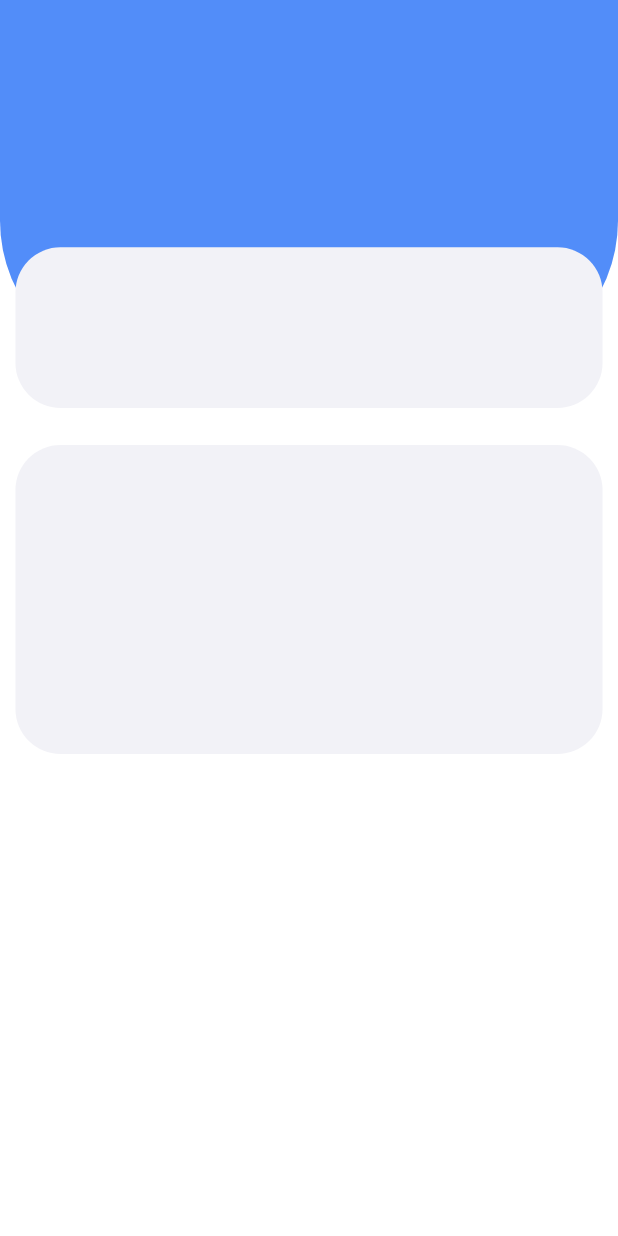
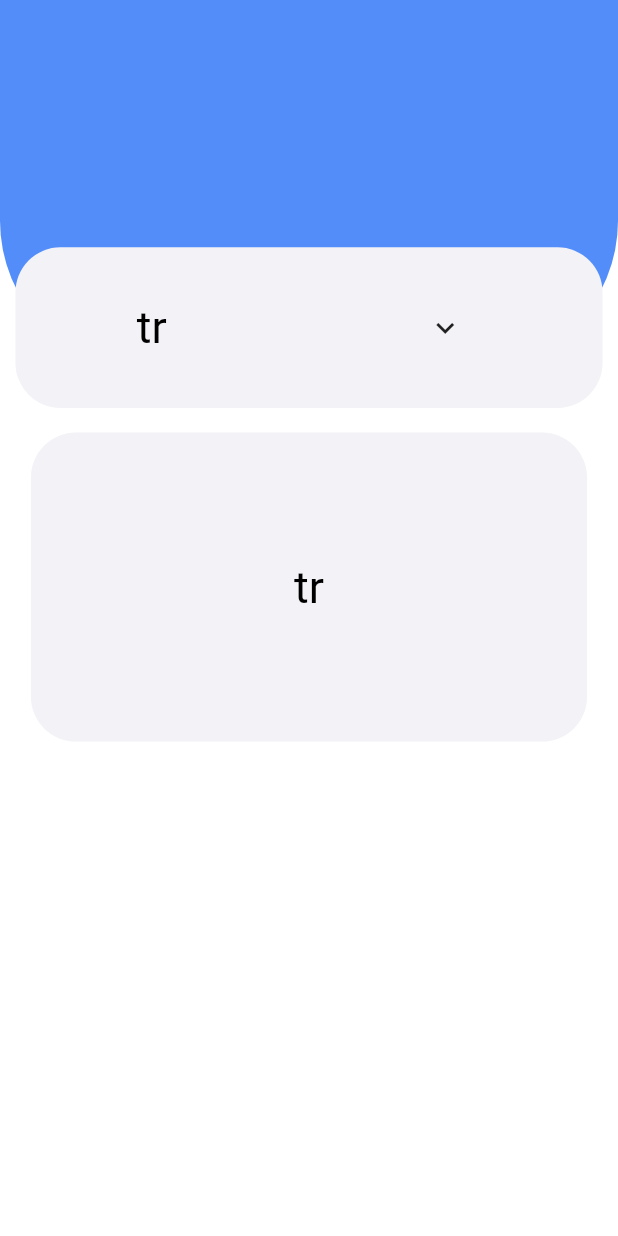
Before and after one commit to ilknurdondurma/BTWlate-Translate, a Flutter app: the screen it shows after launch, on a phone screen of 412 x 824 dp. Run offline on Flutter 3.47's test engine with Material 2 defaults, Android fonts, the phone set to English and light mode, and no system bars; our stand-ins replace get.

Commit message:
new commit

```diff
--- /dev/null
+++ b/lib/controller/translatePageController.dart
@@ -0,0 +1,116 @@
+import 'package:flutter/material.dart';
+
+class InputLangController extends StatefulWidget {
+  final Function(String) onSelected1;
+
+  const InputLangController({
+    super.key,
+    required this.onSelected1
+});
+  static List<PopupMenuEntry<String>> menuEntriesInput = [
+    PopupMenuItem<String>(
+      value: 'tr',
+      child: Text('TÜRKÇE'),
+    ),
+    PopupMenuItem<String>(
+      value: 'en',
+      child: Text('İNGİLİZCE'),
+    ),
+    PopupMenuItem<String>(
+      value: 'de',
+      child: Text('ALMANCA'),
+    ),
+    PopupMenuItem<String>(
+      value: 'fr',
+      child: Text('FRANSIZCA'),
+    ),
+    PopupMenuItem<String>(
+      value: 'es',
+      child: Text('İSPANYOLCA'),
+    ),
+    PopupMenuItem<String>(
+      value: 'la',
+      child: Text('LATİNCE'),
+    ),
+    PopupMenuItem<String>(
+      value: 'ru',
+      child: Text('RUSÇA'),
+    ),
+    PopupMenuItem<String>(
+      value: 'ar',
+      child: Text('ARAPÇA'),
+    ),
+    PopupMenuItem<String>(
+      value: 'zc',
+      child: Text('ÇİNCE'),
+    )
+  ];
+  @override
+  State<InputLangController> createState() => _InputLangControllerState();
+}
+
+class _InputLangControllerState extends State<InputLangController> {
+
+  late Function onSelected1;
+  @override
+  Widget build(BuildContext context) {
+    return PopupMenuButton<String>(
+      icon: Icon(Icons.keyboard_arrow_down_outlined),
+      itemBuilder: (BuildContext context) {
+        return InputLangController.menuEntriesInput;
+      },
+      onSelected: (selectedValue) => widget.onSelected1(selectedValue),
+    );
+  }
+}
+abstract class OutputLangController extends StatelessWidget {
+  static List<PopupMenuEntry<String>> menuEntriesOutput = [
+    PopupMenuItem<String>(
+      value: 'tr',
+      child: Text('TÜRKÇE'),
+    ),
+    PopupMenuItem<String>(
+      value: 'en',
+      child: Text('İNGİLİZCE'),
+    ),
+    PopupMenuItem<String>(
+      value: 'de',
+      child: Text('ALMANCA'),
+    ),
+    PopupMenuItem<String>(
+      value: 'fr',
+      child: Text('FRANSIZCA'),
+    ),
+    PopupMenuItem<String>(
+      value: 'es',
+      child: Text('İSPANYOLCA'),
+    ),
+    PopupMenuItem<String>(
+      value: 'la',
+      child: Text('LATİNCE'),
+    ),
+    PopupMenuItem<String>(
+      value: 'ru',
+      child: Text('RUSÇA'),
+    ),
+    PopupMenuItem<String>(
+      value: 'ar',
+      child: Text('ARAPÇA'),
+    ),
+    PopupMenuItem<String>(
+      value: 'zc',
+      child: Text('ÇİNCE'),
+    )
+  ];// menu içerik listesi
+
+  @override
+  Widget build(BuildContext context) {
+    return PopupMenuButton<String>(
+      icon: Icon(Icons.keyboard_arrow_down_outlined),
+      itemBuilder: (BuildContext context) {
+        return menuEntriesOutput;
+      },
+      onSelected: (String selectedValue) => null,
+    );
+  }
+}
--- a/lib/screens/login.dart
+++ b/lib/screens/login.dart
@@ -1,10 +1,4 @@
-import 'package:btwlate/ui/helper/uiSizeHelper.dart';
-import 'package:btwlate/ui/helper/uiSpaceHelper.dart';
-import 'package:btwlate/ui/styles/decorationStyles.dart';
 import 'package:flutter/material.dart';
-
-import '../ui/helper/uiColorsHelper.dart';
-import '../ui/styles/generalThemeWidgetStyle.dart';
 
 class loginPage extends StatefulWidget {
   const loginPage({Key? key}) : super(key: key);
@@ -16,23 +10,6 @@ class loginPage extends StatefulWidget {
 class _loginPageState extends State<loginPage> {
   @override
   Widget build(BuildContext context) {
-    return Scaffold(
-      backgroundColor: UIColorsHelper.light_Background,
-      body: Column(
-        children: [
-          generalThemeWidgetStyle(),
-          SizedBox(
-            height: UISpaceHelper.dynamicHeight(context, UISizeHelper.seperateHeight_gh_t1),
-          ),
-          Container(
-            alignment: Alignment.center,
-            //grinin genişlik ve yukseklik oranları
-            width: UISpaceHelper.dynamicWidth(context, UISizeHelper.smallHeaderWidth),
-            height: UISpaceHelper.dynamicHeight(context, UISizeHelper.translateBox1Height),
-            decoration: UIDecorationStyles.translateBoxContainerStyle,
-          ),
-        ],
-      ),
-    );
+    return Scaffold();
   }
 }
--- a/lib/screens/splash.dart
+++ b/lib/screens/splash.dart
@@ -1,10 +1,9 @@
+import 'package:btwlate/screens/translate.dart';
 import 'package:btwlate/ui/helper/uiColorsHelper.dart';
 import 'package:btwlate/ui/helper/uiTextHelper.dart';
 import 'package:btwlate/ui/styles/textStyles.dart';
 import 'package:flutter/material.dart';
-import 'package:get/get.dart';
 
-import 'login.dart';
 
 
 class splashPage extends StatefulWidget {
@@ -24,7 +23,7 @@ class _splashPageState extends State<splashPage> with SingleTickerProviderStateM
         const Duration(seconds: 3),
             () => Navigator.pushReplacement(
           context,
-          MaterialPageRoute(builder: (context) => loginPage()),
+          MaterialPageRoute(builder: (context) => translatePage()),
         ));
 
     _controller = AnimationController(
--- a/lib/screens/translate.dart
+++ b/lib/screens/translate.dart
@@ -0,0 +1,66 @@
+import 'package:btwlate/ui/styles/textStyles.dart';
+import 'package:flutter/material.dart';
+import 'package:btwlate/ui/helper/uiSizeHelper.dart';
+import 'package:btwlate/ui/helper/uiSpaceHelper.dart';
+import 'package:btwlate/ui/styles/decorationStyles.dart';
+import 'package:get/get.dart';
+
+import '../controller/translatePageController.dart';
+import '../ui/helper/uiColorsHelper.dart';
+import '../ui/styles/generalThemeWidgetStyle.dart';
+
+class translatePage extends StatefulWidget {
+  const translatePage({Key? key}) : super(key: key);
+
+  @override
+  State<translatePage> createState() => _translatePageState();
+}
+
+class _translatePageState extends State<translatePage> {
+  String _lang1="tr";
+
+  @override
+  Widget build(BuildContext context) {
+    return Scaffold(
+      backgroundColor: UIColorsHelper.light_Background,
+      body: Column(
+        children: [
+          //generalHeader
+          generalThemeWidgetStyle(
+            child: Row(
+              mainAxisAlignment: MainAxisAlignment.spaceAround,
+              children: [
+                Text(_lang1, style: UITextStyles.translateStyle,
+                ),
+                InputLangController(
+                  onSelected1: (selectedValue){
+                    setState(() {
+                      _lang1=selectedValue;
+                      print(_lang1);
+                    });
+                  },
+                ),
+              ],
+            ),
+          ),
+          //seperator gh_t1
+          SizedBox(
+            height: UISpaceHelper.dynamicHeight(context, UISizeHelper.seperateHeight_gh_t1),
+          ),
+          //translateBox1
+          Container(
+            alignment: Alignment.center,
+            //translate Box un genişlik ve yukseklik oranları
+            width: UISpaceHelper.dynamicWidth(context, UISizeHelper.translateBox1Width),
+            height: UISpaceHelper.dynamicHeight(context, UISizeHelper.translateBox1Height),
+            decoration: UIDecorationStyles.translateBoxContainerStyle,
+            child: Text(
+              _lang1,
+              style: UITextStyles.translateStyle,
+            ),
+          ),
+        ],
+      ),
+    );
+  }
+}
--- a/lib/ui/helper/uiSizeHelper.dart
+++ b/lib/ui/helper/uiSizeHelper.dart
@@ -3,7 +3,7 @@ class UISizeHelper{
   // header sizes
   static const double HeaderBottomLeftCircular = 100;
   static const double HeaderBottomRightCircular = 100;
-  static const double headerVisibleHeight = 0.3;
+  static const double headerVisibleHeight = 0.30;
 
 
   // small headers sizes (ustteki gri olan yer)
@@ -12,20 +12,20 @@ class UISizeHelper{
   static const double smallHeaderRightSpace = 0.025;
   static const double smallHeaderTopSpace = 0.20;
   static const double smallHeaderHeight = 0.13;
-  static const double smallHeaderWidth = 0.95;
+  static const double smallHeaderWidth = 0.90;
 
 
   // translate boxes sizes
   static const double translateBoxContainerCircular = 30;
   static const double translateBox1Height = 0.25;
-  static const double translateBox1Width = 0.95;
+  static const double translateBox1Width = 0.90;
 
 
 
 
   //separators
   //Height of space separating "general header" and "translateBox1"
-  static const double seperateHeight_gh_t1 = 0.06;
+  static const double seperateHeight_gh_t1 = 0.05;
 
 
 }
--- a/lib/ui/styles/decorationStyles.dart
+++ b/lib/ui/styles/decorationStyles.dart
@@ -11,7 +11,7 @@ class UIDecorationStyles {
       ));
 
 
-  static BoxDecoration headerSmallContainerStyle = BoxDecoration(
+  static BoxDecoration smallHeaderContainerStyle = BoxDecoration(
       color: UIColorsHelper.light_companenet_color,
       borderRadius: BorderRadius.circular(UISizeHelper.smallHeaderContainerCircular));
 
--- a/lib/ui/styles/generalThemeWidgetStyle.dart
+++ b/lib/ui/styles/generalThemeWidgetStyle.dart
@@ -4,15 +4,25 @@ import '../helper/uiSpaceHelper.dart';
 import 'decorationStyles.dart';
 
 class generalThemeWidgetStyle extends StatefulWidget {
+  final Widget child; // child parametresi burada tanımlanır
   const generalThemeWidgetStyle({
     super.key,
+    required this.child
   });
 
   @override
   State<generalThemeWidgetStyle> createState() => _generalThemeWidgetStyleState();
 }
+class _generalThemeWidgetStyleState extends State<generalThemeWidgetStyle> {
+  late Widget child; // child değişkeni burada tanımlandı
 
-class _generalThemeWidgetStyleState extends State<generalThemeWidgetStyle> {
+  @override
+  void initState() {
+    setState(() {
+      super.initState();
+      child = widget.child;
+    }); // child değişkeni, widget.child ile eşleştirildi
+  }
   @override
   Widget build(BuildContext context) {
     return Stack(
@@ -32,9 +42,10 @@ class _generalThemeWidgetStyleState extends State<generalThemeWidgetStyle> {
               //grinin genişlik ve yukseklik oranları
               width: UISpaceHelper.dynamicWidth(context, UISizeHelper.smallHeaderWidth),
               height: UISpaceHelper.dynamicHeight(context, UISizeHelper.smallHeaderHeight),
-              decoration: UIDecorationStyles.headerSmallContainerStyle,
+              decoration: UIDecorationStyles.smallHeaderContainerStyle,
+              child: child,
             ),
-        )
+        ),
       ],
     );
   }
--- a/lib/ui/styles/textStyles.dart
+++ b/lib/ui/styles/textStyles.dart
@@ -15,5 +15,11 @@ class UITextStyles {
       fontSize: 20,
       fontWeight: FontWeight.w500);
 
+  static TextStyle translateStyle = TextStyle(
+      color: UIColorsHelper.light_TextFont_Color,
+      fontSize: 30,
+      );
+
+
 
 }
```
